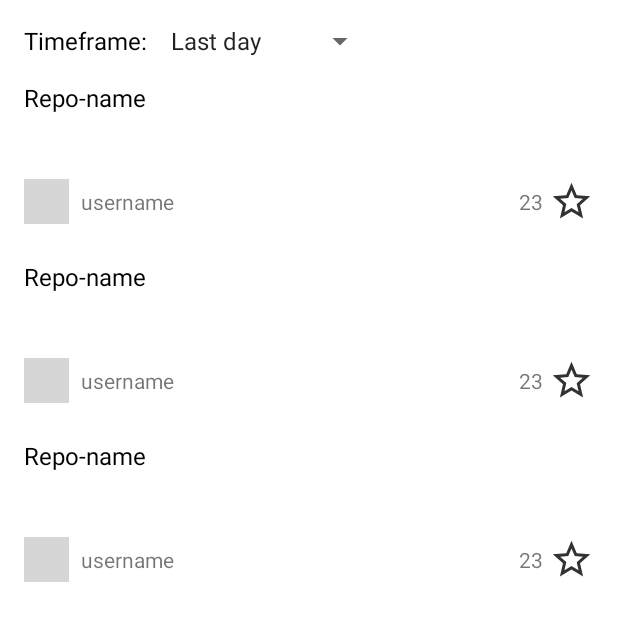
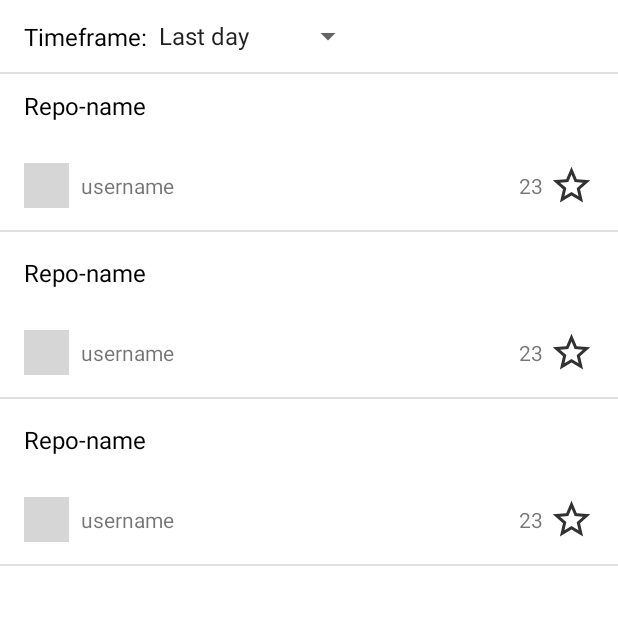
Before and after one commit to anush2593/Trending-Repositories, an Android app: the layout fragment_trending_repositories.xml on its own in the app's theme, with its tools: preview values and no code run, on a phone screen of 412 x 824 dp, the part 84-725 px from its top. Run offline under Robolectric (Android 15) with nearby library versions, the phone set to English and light mode, and no system bars; grey boxes are pictures that could not be loaded.

Commit message:
Improved item view ui Added TrendingRepositoriesAdapter Setup recycler view Created trendingRepositoriesLiveData to fill and update recycler view Added DateHelper class

```diff
--- a/app/build.gradle
+++ b/app/build.gradle
@@ -63,6 +63,10 @@ dependencies {
     def rxandroid_version = "3.0.2"
     implementation "io.reactivex.rxjava3:rxandroid:$rxandroid_version"
 
+    def glide_version = "4.14.2"
+    implementation "com.github.bumptech.glide:glide:$glide_version"
+    annotationProcessor "com.github.bumptech.glide:compiler:$glide_version"
+
     testImplementation 'junit:junit:4.13.2'
     androidTestImplementation 'androidx.test.ext:junit:1.1.4'
     androidTestImplementation 'androidx.test.espresso:espresso-core:3.5.0'
--- a/app/src/main/java/com/anush/trendingrepositories/RepositoryMapper.java
+++ b/app/src/main/java/com/anush/trendingrepositories/RepositoryMapper.java
@@ -20,7 +20,7 @@ public class RepositoryMapper {
         return entityList.stream().map(this::mapToRepository).collect(Collectors.toList());
     }
     public Repository mapToRepository(RepositoryEntity entity) {
-        return new Repository(entity.getName(), entity.getDescription(), mapToOwner(entity.getOwner()), entity.getStargazersCount());
+        return new Repository(entity.getId(), entity.getName(), entity.getDescription(), mapToOwner(entity.getOwner()), entity.getStargazersCount());
     }
 
     public Owner mapToOwner(OwnerEntity entity) {
--- a/app/src/main/java/com/anush/trendingrepositories/data/remote/RemoteDataSourceImpl.java
+++ b/app/src/main/java/com/anush/trendingrepositories/data/remote/RemoteDataSourceImpl.java
@@ -23,7 +23,7 @@ public class RemoteDataSourceImpl implements RemoteDataSource {
 
     @Override
     public Single<RepositoriesResponse> getTrendingRepositoriesByMinDate(Date date) {
-        final String q = "created:>" + dateToString(date);
+        final String q = "created:>=" + dateToString(date);
         return trendingRepositoriesApi.getRepositories(q);
     }
 
--- /dev/null
+++ b/app/src/main/res/drawable/ic_no_image.xml
@@ -0,0 +1,5 @@
+<vector android:height="24dp" android:tint="@android:color/secondary_text_light"
+    android:viewportHeight="24" android:viewportWidth="24"
+    android:width="24dp" xmlns:android="http://schemas.android.com/apk/res/android">
+    <path android:fillColor="@android:color/white" android:pathData="M21.9,21.9l-8.49,-8.49l0,0L3.59,3.59l0,0L2.1,2.1L0.69,3.51L3,5.83V19c0,1.1 0.9,2 2,2h13.17l2.31,2.31L21.9,21.9zM5,18l3.5,-4.5l2.5,3.01L12.17,15l3,3H5zM21,18.17L5.83,3H19c1.1,0 2,0.9 2,2V18.17z"/>
+</vector>
--- a/app/src/main/res/layout/fragment_trending_repositories.xml
+++ b/app/src/main/res/layout/fragment_trending_repositories.xml
@@ -22,24 +22,22 @@
         android:id="@+id/spinner_timeframe"
         android:layout_width="wrap_content"
         android:layout_height="wrap_content"
-        android:layout_marginStart="8dp"
         android:entries="@array/array_timeframe"
         android:minHeight="48dp"
-        app:layout_constraintBottom_toBottomOf="@+id/tv_timeframe"
         app:layout_constraintStart_toEndOf="@+id/tv_timeframe"
-        app:layout_constraintTop_toTopOf="@+id/tv_timeframe" />
+        app:layout_constraintTop_toBottomOf="@+id/toolbar" />
 
     <TextView
         android:id="@+id/tv_timeframe"
         android:layout_width="wrap_content"
         android:layout_height="wrap_content"
         android:layout_marginStart="16dp"
-        android:layout_marginTop="16dp"
         android:text="@string/timeframe"
         android:textColor="@color/black"
         android:textSize="16sp"
+        app:layout_constraintBottom_toBottomOf="@+id/spinner_timeframe"
         app:layout_constraintStart_toStartOf="parent"
-        app:layout_constraintTop_toBottomOf="@+id/toolbar" />
+        app:layout_constraintTop_toTopOf="@+id/spinner_timeframe" />
 
     <androidx.recyclerview.widget.RecyclerView
         android:id="@+id/rv_trending_repositories"
@@ -54,4 +52,12 @@
         app:layout_constraintVertical_bias="0.0"
         tools:listitem="@layout/item_repository" />
 
+    <View
+        android:id="@+id/divider"
+        android:layout_width="match_parent"
+        android:layout_height="1dp"
+        android:background="?android:attr/listDivider"
+        app:layout_constraintStart_toStartOf="parent"
+        app:layout_constraintTop_toBottomOf="@+id/spinner_timeframe" />
+
 </androidx.constraintlayout.widget.ConstraintLayout>
--- a/app/src/main/res/layout/item_repository.xml
+++ b/app/src/main/res/layout/item_repository.xml
@@ -10,7 +10,9 @@
         android:layout_width="0dp"
         android:layout_height="wrap_content"
         android:layout_marginStart="16dp"
+        android:layout_marginTop="8dp"
         android:layout_marginEnd="16dp"
+        android:ellipsize="end"
         android:textColor="@color/black"
         android:textSize="16sp"
         app:layout_constraintEnd_toEndOf="parent"
@@ -25,7 +27,7 @@
         android:layout_marginStart="16dp"
         android:layout_marginEnd="16dp"
         android:ellipsize="end"
-        android:lines="2"
+        android:maxLines="2"
         app:layout_constraintEnd_toEndOf="parent"
         app:layout_constraintStart_toStartOf="parent"
         app:layout_constraintTop_toBottomOf="@+id/tv_repository_name"
@@ -74,4 +76,13 @@
         app:layout_constraintEnd_toStartOf="@+id/iv_star"
         app:layout_constraintTop_toTopOf="@+id/iv_star"
         tools:text="23" />
+
+    <View
+        android:id="@+id/divider_item"
+        android:layout_width="match_parent"
+        android:layout_height="1dp"
+        android:layout_marginBottom="8dp"
+        android:background="?android:attr/listDivider"
+        app:layout_constraintBottom_toBottomOf="parent"
+        app:layout_constraintStart_toStartOf="parent" />
 </androidx.constraintlayout.widget.ConstraintLayout>
```
Also changed, not shown: app/src/main/java/com/anush/trendingrepositories/helpers/DateHelper.java (added, +24 -0 lines), app/src/main/java/com/anush/trendingrepositories/models/Repository.java (+33 -1 lines), app/src/main/java/com/anush/trendingrepositories/ui/trendingrepositories/TrendingRepositoriesAdapter.java (added, +69 -0 lines), app/src/main/java/com/anush/trendingrepositories/ui/trendingrepositories/TrendingRepositoriesFragment.java (+18 -0 lines), app/src/main/java/com/anush/trendingrepositories/ui/trendingrepositories/TrendingRepositoriesViewModel.java (+36 -0 lines).
